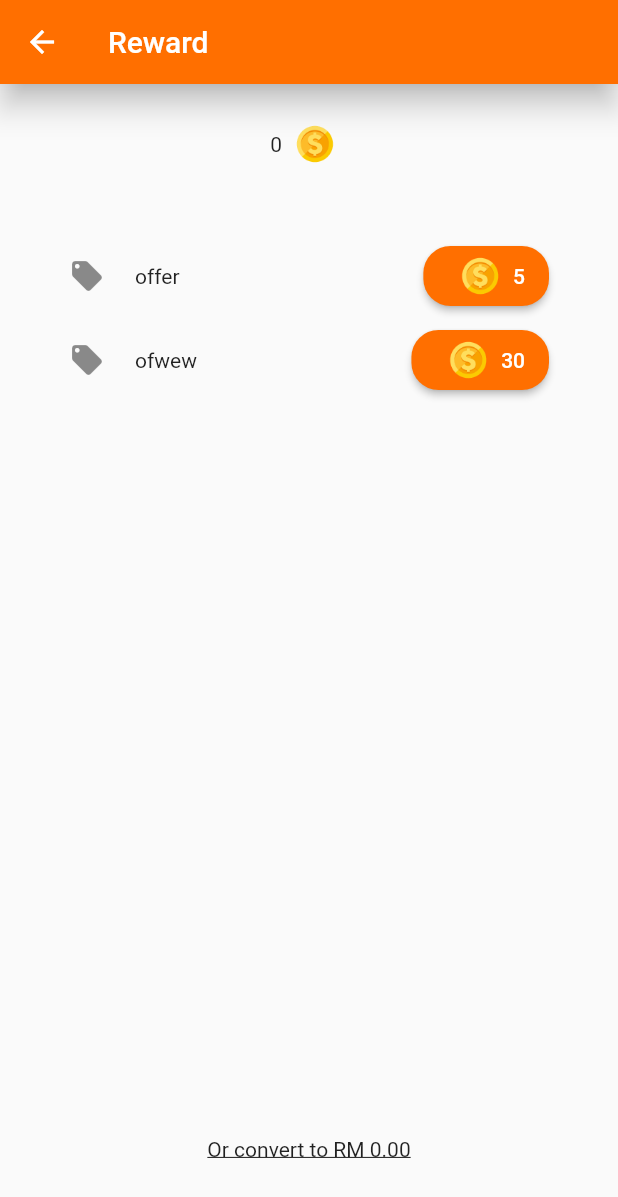
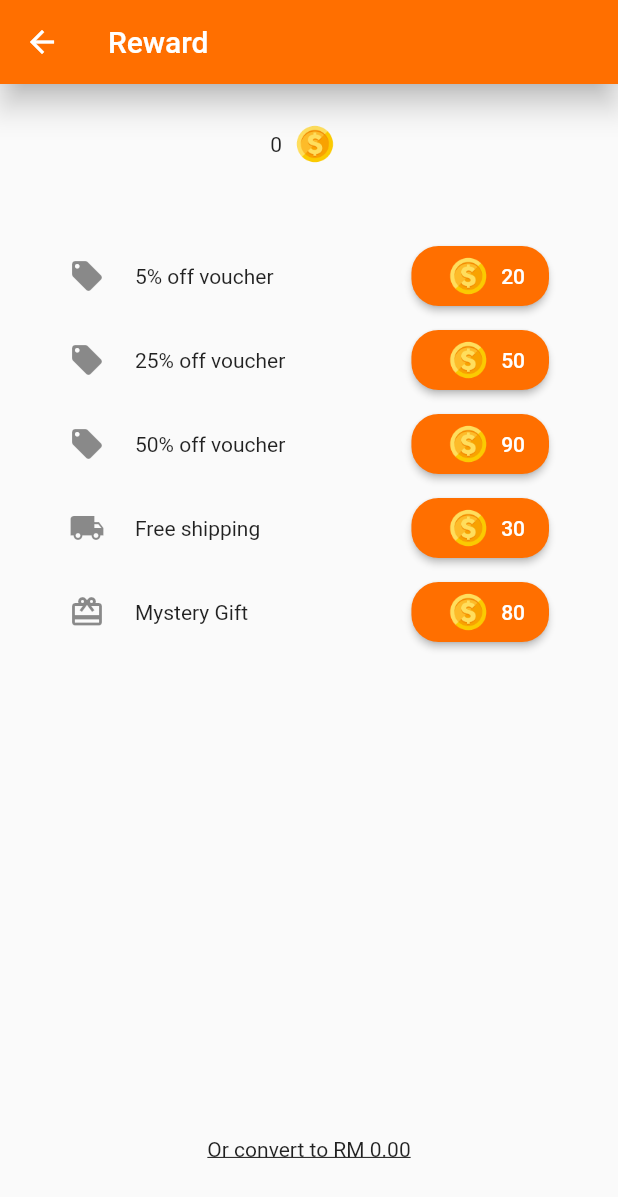
Before and after one commit to TPosition/mec_game_project, a Flutter app: the RewardPage screen opened directly with empty values, on a phone screen of 412 x 824 dp. Shown: the top 1197 px of the screen. Run offline on Flutter 3.47's test engine with Material 2 defaults, Android fonts, the phone set to English and light mode, and no system bars; our stand-ins replace animated_background; missing offline and left inert: sa_v1_migration.

Commit message:
update ui

```diff
--- a/lib/reward_page.dart
+++ b/lib/reward_page.dart
@@ -26,8 +26,11 @@ class _RewardPageState extends State<RewardPage> {
   @override
   Widget build(BuildContext context) {
     const List<Item> listItem = [
-      Item("offer", 5, Icon(Icons.local_offer)),
-      Item("ofwew", 30, Icon(Icons.local_offer))
+      Item("5% off voucher", 20, Icon(Icons.local_offer)),
+      Item("25% off voucher", 50, Icon(Icons.local_offer)),
+      Item("50% off voucher", 90, Icon(Icons.local_offer)),
+      Item("Free shipping", 30, Icon(Icons.local_shipping)),
+      Item("Mystery Gift", 80, Icon(Icons.card_giftcard)),
     ];
 
     Future<bool> backPress() async {
```
Also changed, not shown: lib/main.dart (+5 -2 lines).
